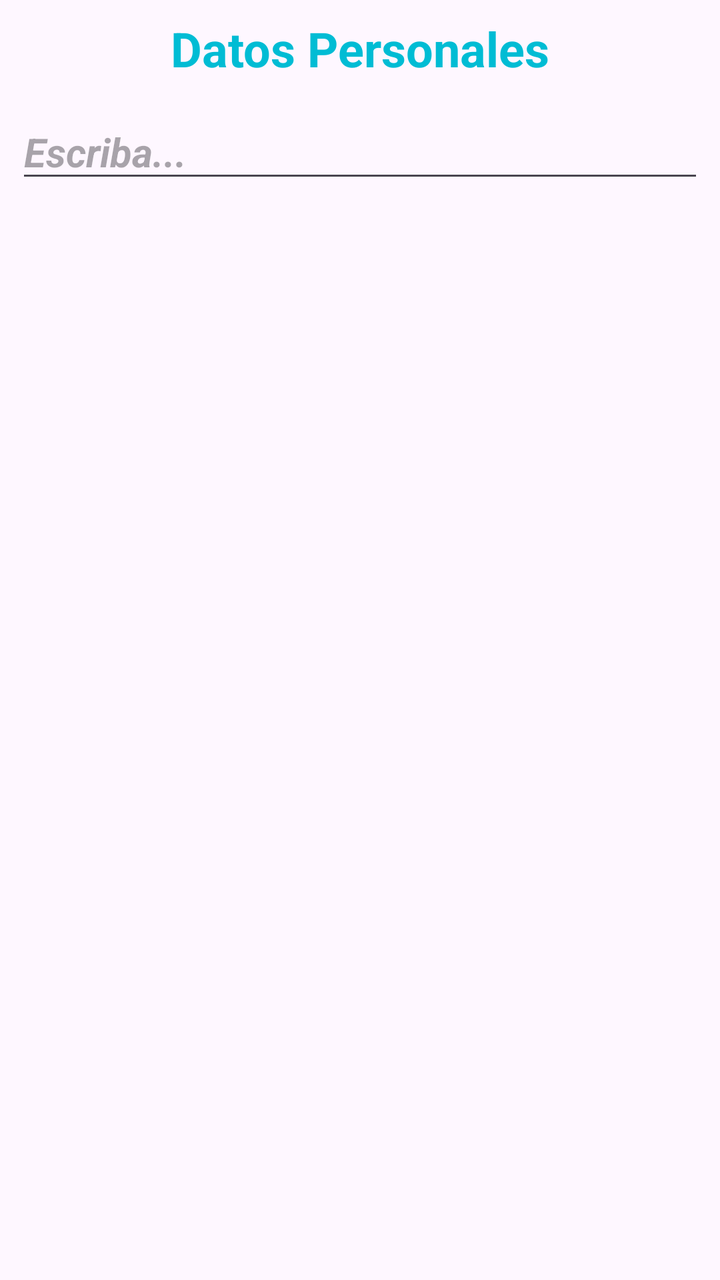
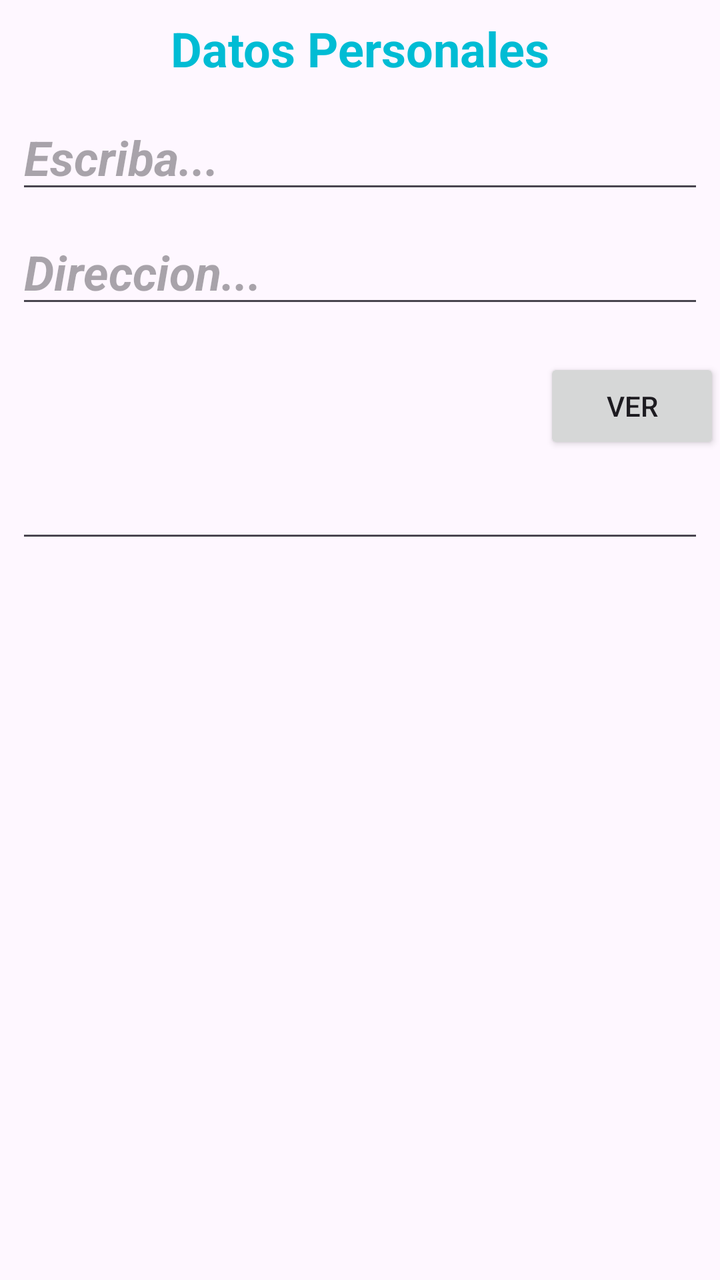

The first picture is an Android layout as it rendered before a commit; the second is the same layout after the commit. The layout source and the unified diff follow.
<!-- AndroidManifest.xml: application theme Theme.InterfazGrafica001 -->
<!-- res/layout/activity_main.xml -->
<?xml version="1.0" encoding="utf-8"?>
<androidx.constraintlayout.widget.ConstraintLayout xmlns:android="http://schemas.android.com/apk/res/android"
    xmlns:app="http://schemas.android.com/apk/res-auto"
    xmlns:tools="http://schemas.android.com/tools"
    android:id="@+id/main"
    android:layout_width="match_parent"
    android:layout_height="match_parent"
    tools:context=".MainActivity">

    <TextView
        android:id="@+id/textView"
        android:layout_width="wrap_content"
        android:layout_height="wrap_content"
        android:layout_marginTop="8dp"
        android:text="Datos Personales"
        android:textColor="#00BCD4"
        android:textSize="24sp"
        android:textStyle="bold"
        app:layout_constraintEnd_toEndOf="parent"
        app:layout_constraintStart_toStartOf="parent"
        app:layout_constraintTop_toTopOf="parent" />

    <EditText
        android:id="@+id/editTextText2"
        android:layout_width="0dp"
        android:layout_height="wrap_content"
        android:layout_marginStart="8dp"
        android:layout_marginTop="12dp"
        android:layout_marginEnd="8dp"
        android:ems="10"
        android:hint="Escriba..."
        android:inputType="text"
        android:textSize="20sp"
        android:textStyle="bold|italic"
        app:layout_constraintEnd_toEndOf="parent"
        app:layout_constraintHorizontal_bias="0.0"
        app:layout_constraintStart_toStartOf="parent"
        app:layout_constraintTop_toBottomOf="@+id/textView" />

</androidx.constraintlayout.widget.ConstraintLayout>
<!-- resources referenced by this layout -->
<resources>
  <style name="Theme.InterfazGrafica001" parent="Base.Theme.InterfazGrafica001" />
  <style name="Base.Theme.InterfazGrafica001" parent="Theme.Material3.DayNight.NoActionBar">
          
          
      </style>
</resources>

<!-- the commit's change to res/layout/activity_main.xml (unified diff, before → after) -->
@@ -21,7 +21,7 @@
         app:layout_constraintTop_toTopOf="parent" />
 
     <EditText
-        android:id="@+id/editTextText2"
+        android:id="@+id/texto1"
         android:layout_width="0dp"
         android:layout_height="wrap_content"
         android:layout_marginStart="8dp"
@@ -30,11 +30,50 @@
         android:ems="10"
         android:hint="Escriba..."
         android:inputType="text"
-        android:textSize="20sp"
+        android:textSize="24sp"
         android:textStyle="bold|italic"
         app:layout_constraintEnd_toEndOf="parent"
         app:layout_constraintHorizontal_bias="0.0"
         app:layout_constraintStart_toStartOf="parent"
         app:layout_constraintTop_toBottomOf="@+id/textView" />
 
+    <EditText
+        android:id="@+id/direccion"
+        android:layout_width="0dp"
+        android:layout_height="wrap_content"
+        android:layout_marginStart="8dp"
+        android:layout_marginTop="8dp"
+        android:layout_marginEnd="8dp"
+        android:ems="10"
+        android:hint="Direccion..."
+        android:inputType="text"
+        android:textSize="24sp"
+        android:textStyle="bold|italic"
+        app:layout_constraintEnd_toEndOf="parent"
+        app:layout_constraintStart_toStartOf="parent"
+        app:layout_constraintTop_toBottomOf="@+id/texto1" />
+
+    <Button
+        android:id="@+id/btnVer"
+        android:layout_width="wrap_content"
+        android:layout_height="wrap_content"
+        android:layout_marginTop="20dp"
+        android:text="ver"
+        android:onClick="guardar"
+        app:layout_constraintEnd_toEndOf="parent"
+        app:layout_constraintTop_toBottomOf="@+id/direccion" />
+
+    <EditText
+        android:id="@+id/resultado"
+        android:layout_width="0dp"
+        android:layout_height="wrap_content"
+        android:layout_marginStart="8dp"
+        android:layout_marginTop="8dp"
+        android:layout_marginEnd="8dp"
+        android:ems="10"
+        android:inputType="text"
+        app:layout_constraintEnd_toEndOf="parent"
+        app:layout_constraintStart_toStartOf="parent"
+        app:layout_constraintTop_toBottomOf="@+id/btnVer" />
+
 </androidx.constraintlayout.widget.ConstraintLayout>
